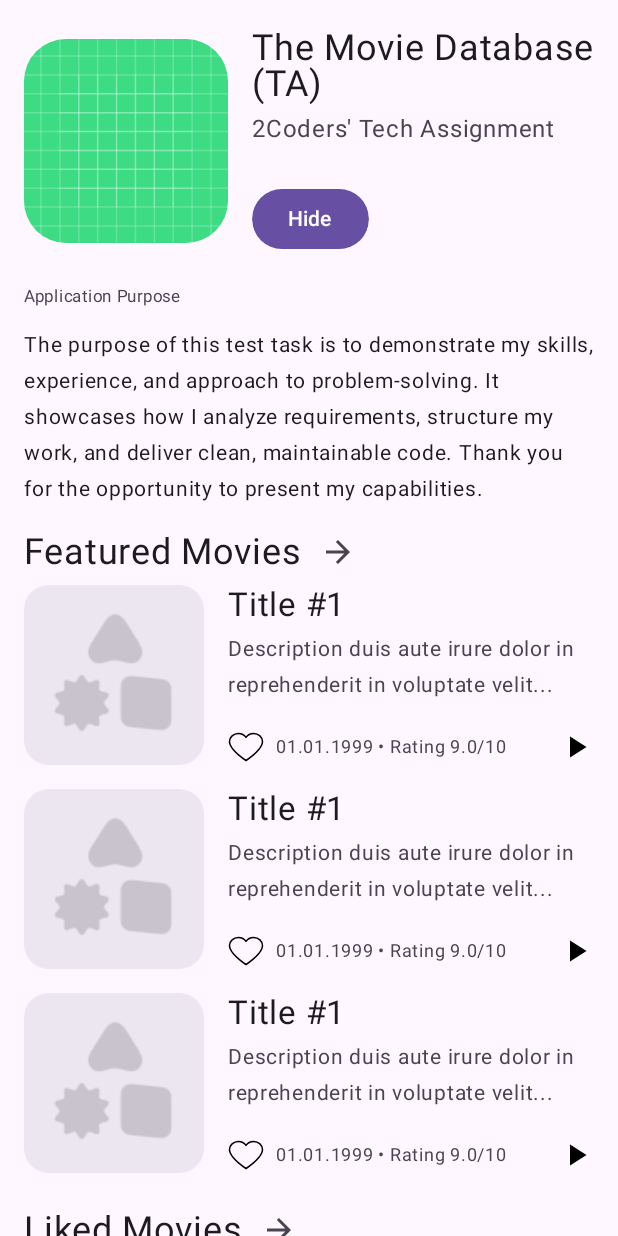
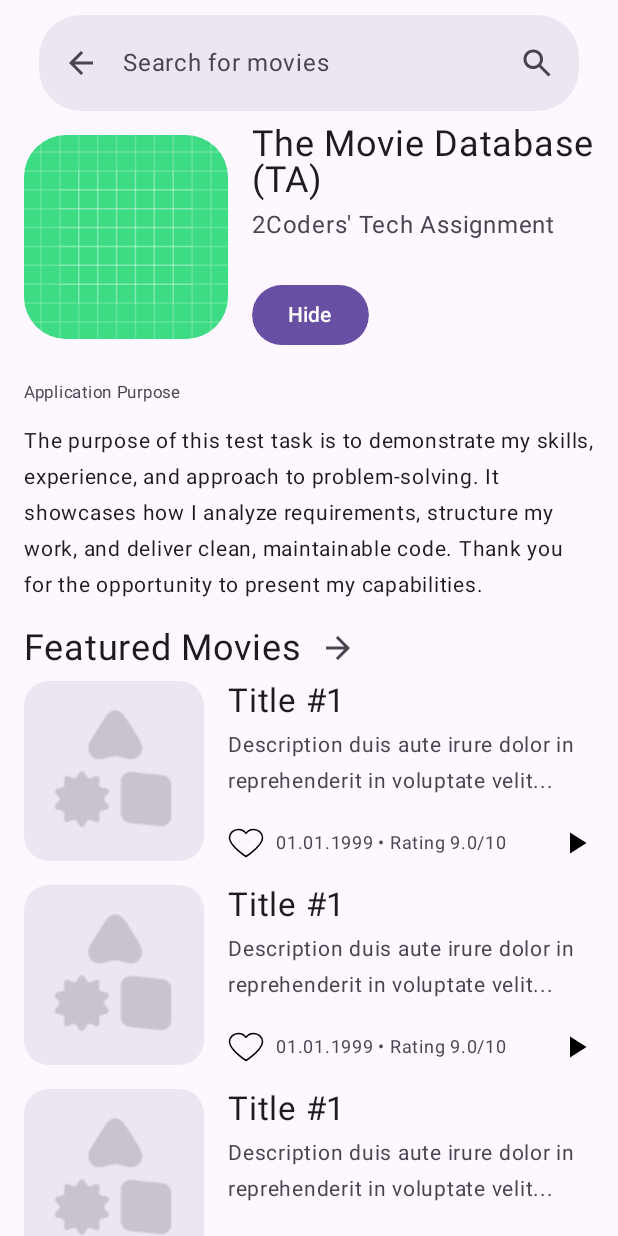
Before and after one commit to DarkSil/TheMovieDatabase, an Android app built with Jetpack Compose: the MainScreen screen opened through its navigation route, on a phone screen of 412 x 824 dp. Run offline under Robolectric (Android 15) with nearby library versions, the phone set to English and light mode, and no system bars; pictures from the network do not load.

Commit message:
Search bar UI

```diff
--- a/app/src/main/java/com/gliskstudio/themoviedatabaseta/AppNavigation.kt
+++ b/app/src/main/java/com/gliskstudio/themoviedatabaseta/AppNavigation.kt
@@ -9,7 +9,7 @@ import androidx.navigation.navArgument
 import com.gliskstudio.themoviedatabaseta.model.CategoryType
 import com.gliskstudio.themoviedatabaseta.view.category.CategoryScreen
 import com.gliskstudio.themoviedatabaseta.view.main.MainScreen
-import com.gliskstudio.themoviedatabaseta.view.search.SearchContainer
+import com.gliskstudio.themoviedatabaseta.view.search.SearchScreen
 
 @Composable
 fun AppNavigation(controller: NavHostController) {
@@ -18,9 +18,7 @@ fun AppNavigation(controller: NavHostController) {
         startDestination = MainScreen.route
     ) {
         composable(MainScreen.route) {
-            SearchContainer {
-                MainScreen(controller)
-            }
+            MainScreen(controller)
         }
         composable(
             route = CategoryScreen.route,
@@ -33,9 +31,10 @@ fun AppNavigation(controller: NavHostController) {
             // It must always have a value but in case it won't it should just crash the app
             val id = it.arguments?.getInt(CategoryScreen.categoryArgument) ?: -1
             val category = CategoryType.fromCategoryId(id)
-            SearchContainer {
-                CategoryScreen(category, controller)
-            }
+            CategoryScreen(category, controller)
+        }
+        composable(SearchScreen.route) {
+            SearchScreen(controller)
         }
     }
 }
--- a/app/src/main/java/com/gliskstudio/themoviedatabaseta/MainActivity.kt
+++ b/app/src/main/java/com/gliskstudio/themoviedatabaseta/MainActivity.kt
@@ -4,7 +4,6 @@ import android.os.Bundle
 import androidx.activity.ComponentActivity
 import androidx.activity.compose.setContent
 import androidx.activity.enableEdgeToEdge
-import androidx.compose.foundation.layout.Box
 import androidx.compose.foundation.layout.PaddingValues
 import androidx.compose.foundation.layout.fillMaxSize
 import androidx.compose.foundation.layout.padding
@@ -16,6 +15,7 @@ import androidx.compose.ui.unit.dp
 import androidx.navigation.NavHostController
 import androidx.navigation.compose.rememberNavController
 import com.gliskstudio.themoviedatabaseta.ui.theme.TheMovieDatabaseTATheme
+import com.gliskstudio.themoviedatabaseta.view.search.container.SearchContainer
 
 class MainActivity : ComponentActivity() {
     override fun onCreate(savedInstanceState: Bundle?) {
@@ -34,7 +34,8 @@ class MainActivity : ComponentActivity() {
 
 @Composable
 private fun Base(padding: PaddingValues, controller: NavHostController) {
-    Box(
+    SearchContainer(
+        controller = controller,
         modifier = Modifier
             .fillMaxSize()
             .padding(padding)
--- a/app/src/main/java/com/gliskstudio/themoviedatabaseta/view/category/section/CategoryTitle.kt
+++ b/app/src/main/java/com/gliskstudio/themoviedatabaseta/view/category/section/CategoryTitle.kt
@@ -50,7 +50,7 @@ fun CategoryTitle(
             ) {
                 Image(
                     painter = painterResource(R.drawable.ic_forward),
-                    contentDescription = stringResource(R.string.icon_forward),
+                    contentDescription = stringResource(R.string.forward_button),
                     contentScale = ContentScale.Fit,
                     colorFilter = ColorFilter.tint(OnSurfaceVariant),
                     modifier = Modifier
--- a/app/src/main/java/com/gliskstudio/themoviedatabaseta/view/category/section/item/CategoryItem.kt
+++ b/app/src/main/java/com/gliskstudio/themoviedatabaseta/view/category/section/item/CategoryItem.kt
@@ -31,8 +31,8 @@ import com.gliskstudio.themoviedatabaseta.R
 import com.gliskstudio.themoviedatabaseta.model.MovieItem
 import com.gliskstudio.themoviedatabaseta.ui.theme.OnSurfaceVariant
 import com.gliskstudio.themoviedatabaseta.utils.Utils
-import com.gliskstudio.themoviedatabaseta.view.PlayPauseImage
-import com.gliskstudio.themoviedatabaseta.view.SaveImage
+import com.gliskstudio.themoviedatabaseta.view.sharedInstances.PlayPauseImage
+import com.gliskstudio.themoviedatabaseta.view.sharedInstances.SaveImage
 
 @Composable
 fun CategoryItem(
--- a/app/src/main/java/com/gliskstudio/themoviedatabaseta/view/search/SearchContainer.kt
+++ /dev/null
@@ -1,23 +0,0 @@
-package com.gliskstudio.themoviedatabaseta.view.search
-
-import androidx.compose.foundation.layout.Column
-import androidx.compose.runtime.Composable
-import androidx.compose.ui.Modifier
-import androidx.compose.ui.tooling.preview.Preview
-
-@Composable
-fun SearchContainer(
-    modifier: Modifier = Modifier,
-    content: @Composable () -> Unit
-) {
-    Column (modifier = modifier) {
-        // TODO Search bar + content
-        content()
-    }
-}
-
-@Preview
-@Composable
-private fun Preview() {
-    SearchContainer {}
-}
--- /dev/null
+++ b/app/src/main/java/com/gliskstudio/themoviedatabaseta/view/search/SearchScreen.kt
@@ -0,0 +1,13 @@
+package com.gliskstudio.themoviedatabaseta.view.search
+
+import androidx.compose.runtime.Composable
+import androidx.navigation.NavHostController
+
+object SearchScreen {
+    const val route = "search"
+}
+
+@Composable
+fun SearchScreen(controller: NavHostController) {
+
+}
--- /dev/null
+++ b/app/src/main/java/com/gliskstudio/themoviedatabaseta/view/search/container/SearchButton.kt
@@ -0,0 +1,63 @@
+package com.gliskstudio.themoviedatabaseta.view.search.container
+
+import androidx.compose.animation.AnimatedVisibility
+import androidx.compose.animation.core.tween
+import androidx.compose.animation.fadeIn
+import androidx.compose.animation.fadeOut
+import androidx.compose.foundation.Image
+import androidx.compose.foundation.clickable
+import androidx.compose.foundation.layout.Box
+import androidx.compose.foundation.layout.size
+import androidx.compose.runtime.Composable
+import androidx.compose.runtime.MutableState
+import androidx.compose.ui.Alignment
+import androidx.compose.ui.Modifier
+import androidx.compose.ui.graphics.ColorFilter
+import androidx.compose.ui.res.painterResource
+import androidx.compose.ui.res.stringResource
+import androidx.compose.ui.unit.dp
+import com.gliskstudio.themoviedatabaseta.R
+import com.gliskstudio.themoviedatabaseta.ui.theme.OnSurfaceVariant
+
+@Composable
+fun SearchButton(
+    query: MutableState<String>,
+    searchClick: () -> Unit
+) {
+    val isSearchButtonVisible = query.value.isEmpty()
+
+    Box(
+        contentAlignment = Alignment.Center
+    ) {
+        AnimatedVisibility(
+            visible = isSearchButtonVisible,
+            enter = fadeIn(tween(400, 200)),
+            exit = fadeOut(tween(400))
+        ) {
+            Image(
+                painterResource(R.drawable.ic_search),
+                contentDescription = stringResource(R.string.search_button),
+                colorFilter = ColorFilter.tint(OnSurfaceVariant),
+                modifier = Modifier
+                    .size(24.dp)
+                    .clickable(onClick = searchClick),
+            )
+        }
+        AnimatedVisibility(
+            visible = !isSearchButtonVisible,
+            enter = fadeIn(tween(400, 200)),
+            exit = fadeOut(tween(400))
+        ) {
+            Image(
+                painterResource(R.drawable.ic_close),
+                contentDescription = stringResource(R.string.clear_button),
+                colorFilter = ColorFilter.tint(OnSurfaceVariant),
+                modifier = Modifier
+                    .size(24.dp)
+                    .clickable {
+                        query.value = ""
+                    },
+            )
+        }
+    }
+}
--- /dev/null
+++ b/app/src/main/java/com/gliskstudio/themoviedatabaseta/view/search/container/SearchContainer.kt
@@ -0,0 +1,42 @@
+package com.gliskstudio.themoviedatabaseta.view.search.container
+
+import androidx.compose.foundation.layout.Column
+import androidx.compose.runtime.Composable
+import androidx.compose.runtime.getValue
+import androidx.compose.ui.Modifier
+import androidx.compose.ui.tooling.preview.Preview
+import androidx.navigation.NavHostController
+import androidx.navigation.compose.currentBackStackEntryAsState
+import androidx.navigation.compose.rememberNavController
+import com.gliskstudio.themoviedatabaseta.view.category.CategoryScreen
+import com.gliskstudio.themoviedatabaseta.view.main.MainScreen
+import com.gliskstudio.themoviedatabaseta.view.search.SearchScreen
+
+@Composable
+fun SearchContainer(
+    controller: NavHostController,
+    modifier: Modifier = Modifier,
+    content: @Composable () -> Unit
+) {
+
+    val backStackEntry by controller.currentBackStackEntryAsState()
+    val currentDestination = backStackEntry?.destination?.route
+    val isSearchBarVisible = when (currentDestination) {
+        MainScreen.route -> true
+        CategoryScreen.route -> true
+        SearchScreen.route -> true
+        else -> false
+    }
+
+    Column (modifier = modifier) {
+        StyledSearchBar(isSearchBarVisible, controller)
+        content()
+    }
+}
+
+@Preview(apiLevel = 34)
+@Composable
+private fun Preview() {
+    val controller = rememberNavController()
+    SearchContainer(controller) {}
+}
--- /dev/null
+++ b/app/src/main/java/com/gliskstudio/themoviedatabaseta/view/search/container/SearchTextField.kt
@@ -0,0 +1,55 @@
+package com.gliskstudio.themoviedatabaseta.view.search.container
+
+import androidx.compose.material3.Text
+import androidx.compose.material3.TextField
+import androidx.compose.material3.TextFieldDefaults
+import androidx.compose.runtime.Composable
+import androidx.compose.runtime.MutableState
+import androidx.compose.runtime.mutableStateOf
+import androidx.compose.runtime.remember
+import androidx.compose.ui.Modifier
+import androidx.compose.ui.graphics.Color
+import androidx.compose.ui.tooling.preview.Preview
+import androidx.compose.ui.unit.sp
+import com.gliskstudio.themoviedatabaseta.ui.theme.OnSurface
+import com.gliskstudio.themoviedatabaseta.ui.theme.OnSurfaceVariant
+import com.gliskstudio.themoviedatabaseta.ui.theme.Primary
+
+@Composable
+fun SearchTextField(
+    query: MutableState<String>,
+    modifier: Modifier = Modifier
+) {
+    TextField(
+        value = query.value,
+        onValueChange = {
+            query.value = it
+        },
+        placeholder = {
+            Text(
+                text = "Search for movies",
+                fontSize = 16.sp,
+                color = OnSurfaceVariant
+            )
+        },
+        colors = TextFieldDefaults.colors(
+            unfocusedIndicatorColor = Color.Transparent,
+            focusedIndicatorColor = Color.Transparent,
+            cursorColor = Primary,
+            focusedTextColor = OnSurface,
+            unfocusedTextColor = OnSurface,
+            unfocusedContainerColor = Color.Transparent,
+            focusedContainerColor = Color.Transparent
+        ),
+        maxLines = 1,
+        modifier = Modifier
+            .then(modifier)
+    )
+}
+
+@Preview(apiLevel = 34)
+@Composable
+private fun Preview() {
+    val state = remember { mutableStateOf("") }
+    SearchTextField(state)
+}
--- /dev/null
+++ b/app/src/main/java/com/gliskstudio/themoviedatabaseta/view/search/container/StyledSearchBar.kt
@@ -0,0 +1,95 @@
+package com.gliskstudio.themoviedatabaseta.view.search.container
+
+import androidx.compose.animation.AnimatedVisibility
+import androidx.compose.animation.core.tween
+import androidx.compose.animation.expandVertically
+import androidx.compose.animation.shrinkVertically
+import androidx.compose.foundation.background
+import androidx.compose.foundation.layout.Row
+import androidx.compose.foundation.layout.fillMaxWidth
+import androidx.compose.foundation.layout.padding
+import androidx.compose.foundation.shape.RoundedCornerShape
+import androidx.compose.runtime.Composable
+import androidx.compose.runtime.derivedStateOf
+import androidx.compose.runtime.getValue
+import androidx.compose.runtime.mutableStateOf
+import androidx.compose.runtime.remember
+import androidx.compose.runtime.saveable.rememberSaveable
+import androidx.compose.ui.Alignment
+import androidx.compose.ui.Modifier
+import androidx.compose.ui.tooling.preview.Preview
+import androidx.compose.ui.unit.dp
+import androidx.navigation.NavHostController
+import androidx.navigation.compose.currentBackStackEntryAsState
+import androidx.navigation.compose.rememberNavController
+import com.gliskstudio.themoviedatabaseta.ui.theme.SurfaceContainerHigh
+import com.gliskstudio.themoviedatabaseta.view.search.SearchScreen
+import com.gliskstudio.themoviedatabaseta.view.sharedInstances.BackButton
+
+@Composable
+fun StyledSearchBar(
+    isSearchBarVisible: Boolean,
+    controller: NavHostController
+) {
+    AnimatedVisibility(
+        visible = isSearchBarVisible,
+        enter = expandVertically(tween( 400)),
+        exit = shrinkVertically(tween( 400))
+    ) {
+        Row(
+            verticalAlignment = Alignment.CenterVertically,
+            modifier = Modifier
+                .fillMaxWidth()
+                .padding(26.dp, 0.dp)
+                .background(SurfaceContainerHigh, RoundedCornerShape(28.dp))
+                .padding(16.dp, 4.dp)
+        ) {
+            val currentBackStack by controller.currentBackStackEntryAsState()
+            val isButtonVisible = rememberSaveable(currentBackStack) {
+                controller.previousBackStackEntry != null
+            }
+
+            // TODO Query should be used within shared ViewModel
+            val query = rememberSaveable { mutableStateOf("") }
+            val queryIsNotEmpty by remember {
+                derivedStateOf {
+                    query.value.isNotEmpty()
+                }
+            }
+
+            if (queryIsNotEmpty) {
+                if (controller.currentDestination?.route != SearchScreen.route) {
+                    controller.navigate(SearchScreen.route)
+                }
+            }
+
+            BackButton(
+                isButtonVisible
+            ) {
+                query.value = ""
+                controller.popBackStack()
+            }
+
+            SearchTextField(
+                query,
+                // #1 I used padding instead of arrangement to prevent jumping while back button appears
+                // I am not using start padding due to internal TextField's padding (20dp)
+                Modifier.weight(1f).padding(0.dp, 0.dp, 16.dp, 0.dp)
+            )
+
+            SearchButton(query) {
+                if (controller.currentDestination?.route != SearchScreen.route) {
+                    controller.navigate(SearchScreen.route)
+                }
+            }
+        }
+    }
+
+}
+
+@Preview(apiLevel = 34)
+@Composable
+private fun Preview() {
+    val controller = rememberNavController()
+    StyledSearchBar(true, controller)
+}
--- /dev/null
+++ b/app/src/main/java/com/gliskstudio/themoviedatabaseta/view/sharedInstances/BackButton.kt
@@ -0,0 +1,48 @@
+package com.gliskstudio.themoviedatabaseta.view.sharedInstances
+
+import androidx.compose.animation.AnimatedVisibility
+import androidx.compose.animation.core.tween
+import androidx.compose.animation.expandHorizontally
+import androidx.compose.animation.shrinkHorizontally
+import androidx.compose.foundation.Image
+import androidx.compose.foundation.clickable
+import androidx.compose.foundation.layout.size
+import androidx.compose.runtime.Composable
+import androidx.compose.ui.Modifier
+import androidx.compose.ui.draw.rotate
+import androidx.compose.ui.graphics.ColorFilter
+import androidx.compose.ui.res.painterResource
+import androidx.compose.ui.res.stringResource
+import androidx.compose.ui.tooling.preview.Preview
+import androidx.compose.ui.unit.dp
+import com.gliskstudio.themoviedatabaseta.R
+import com.gliskstudio.themoviedatabaseta.ui.theme.OnSurfaceVariant
+
+@Composable
+fun BackButton(
+    isVisible: Boolean,
+    isBackgroundRequired: Boolean = false,
+    onBackPressed: () -> Unit
+) {
+    AnimatedVisibility(
+        visible = isVisible,
+        enter = expandHorizontally(tween(400)),
+        exit = shrinkHorizontally(tween(400))
+    ) {
+        Image(
+            painterResource(R.drawable.ic_forward),
+            contentDescription = stringResource(R.string.back_button),
+            colorFilter = ColorFilter.tint(OnSurfaceVariant),
+            modifier = Modifier
+                .size(24.dp)
+                .rotate(180f)
+                .clickable(onClick = onBackPressed),
+        )
+    }
+}
+
+@Preview
+@Composable
+private fun Preview() {
+    BackButton(true) {}
+}
--- a/app/src/main/java/com/gliskstudio/themoviedatabaseta/view/PlayPauseImage.kt
+++ b/app/src/main/java/com/gliskstudio/themoviedatabaseta/view/sharedInstances/PlayPauseImage.kt
@@ -1,4 +1,4 @@
-package com.gliskstudio.themoviedatabaseta.view
+package com.gliskstudio.themoviedatabaseta.view.sharedInstances
 
 import androidx.compose.foundation.Image
 import androidx.compose.foundation.clickable
--- a/app/src/main/java/com/gliskstudio/themoviedatabaseta/view/SaveImage.kt
+++ b/app/src/main/java/com/gliskstudio/themoviedatabaseta/view/sharedInstances/SaveImage.kt
@@ -1,4 +1,4 @@
-package com.gliskstudio.themoviedatabaseta.view
+package com.gliskstudio.themoviedatabaseta.view.sharedInstances
 
 import androidx.compose.foundation.Image
 import androidx.compose.foundation.background
--- /dev/null
+++ b/app/src/main/res/drawable/ic_close.xml
@@ -0,0 +1,9 @@
+<vector xmlns:android="http://schemas.android.com/apk/res/android"
+    android:width="24dp"
+    android:height="24dp"
+    android:viewportWidth="24"
+    android:viewportHeight="24">
+  <path
+      android:pathData="M6.4,19L5,17.6L10.6,12L5,6.4L6.4,5L12,10.6L17.6,5L19,6.4L13.4,12L19,17.6L17.6,19L12,13.4L6.4,19Z"
+      android:fillColor="#49454F"/>
+</vector>
--- /dev/null
+++ b/app/src/main/res/drawable/ic_search.xml
@@ -0,0 +1,9 @@
+<vector xmlns:android="http://schemas.android.com/apk/res/android"
+    android:width="24dp"
+    android:height="24dp"
+    android:viewportWidth="24"
+    android:viewportHeight="24">
+  <path
+      android:pathData="M19.6,21L13.3,14.7C12.8,15.1 12.225,15.417 11.575,15.65C10.925,15.883 10.233,16 9.5,16C7.683,16 6.146,15.371 4.887,14.113C3.629,12.854 3,11.317 3,9.5C3,7.683 3.629,6.146 4.887,4.887C6.146,3.629 7.683,3 9.5,3C11.317,3 12.854,3.629 14.113,4.887C15.371,6.146 16,7.683 16,9.5C16,10.233 15.883,10.925 15.65,11.575C15.417,12.225 15.1,12.8 14.7,13.3L21,19.6L19.6,21ZM9.5,14C10.75,14 11.813,13.563 12.688,12.688C13.563,11.813 14,10.75 14,9.5C14,8.25 13.563,7.188 12.688,6.313C11.813,5.438 10.75,5 9.5,5C8.25,5 7.188,5.438 6.313,6.313C5.438,7.188 5,8.25 5,9.5C5,10.75 5.438,11.813 6.313,12.688C7.188,13.563 8.25,14 9.5,14Z"
+      android:fillColor="#49454F"/>
+</vector>
--- a/app/src/main/res/values/strings.xml
+++ b/app/src/main/res/values/strings.xml
@@ -8,10 +8,13 @@
     <string name="featured_movies">Featured Movies</string>
     <string name="liked_movies">Liked Movies</string>
     <string name="downloaded_movies">Downloaded Movies</string>
-    <string name="icon_forward">Icon Forward</string>
+    <string name="forward_button">Forward button </string>
     <string name="movie_poster">Movie poster</string>
     <string name="save">Save</string>
     <string name="play_button">Play button</string>
     <string name="pause_button">Pause button</string>
     <string name="date_and_rating">%1$s • Rating %2$s</string>
+    <string name="back_button">Back button</string>
+    <string name="search_button">Search button</string>
+    <string name="clear_button">Clear button</string>
 </resources>
```
